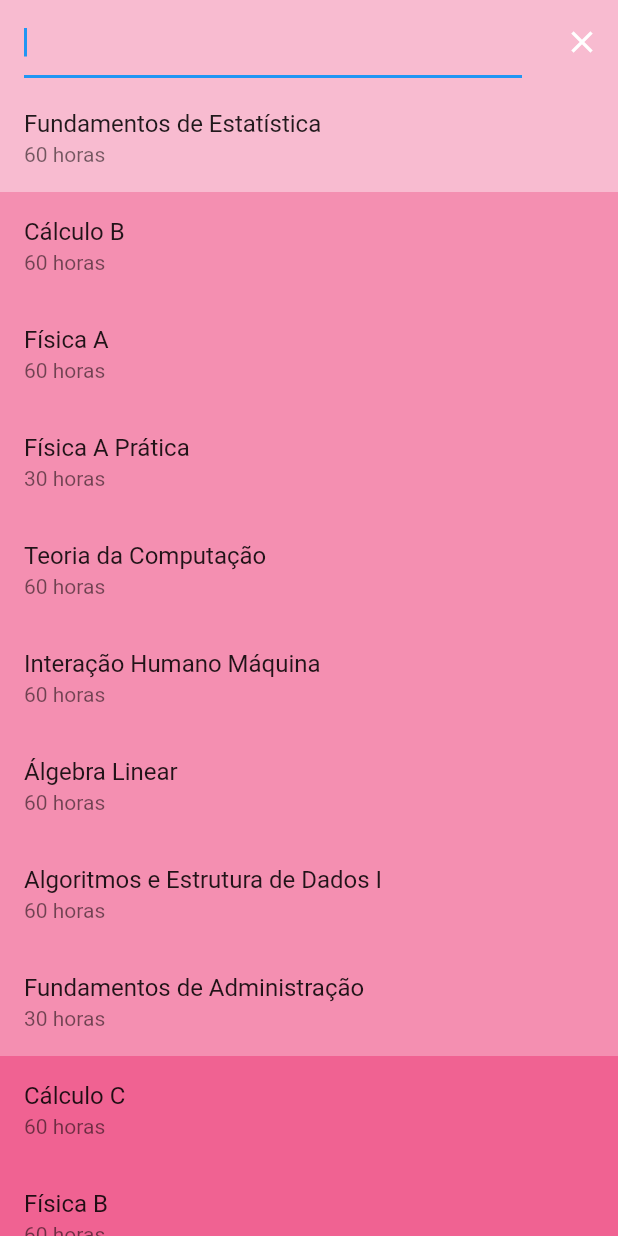
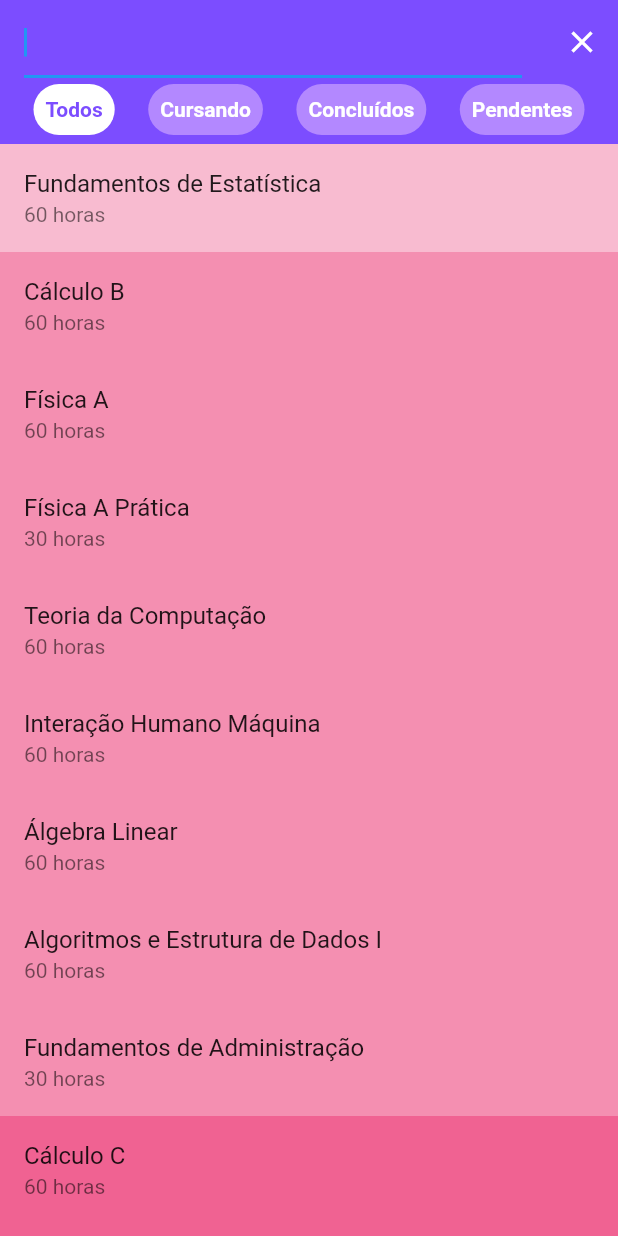
Before and after one commit to feliper2002/my-college-progress, a Flutter app: the screen it shows after launch, scrolled down 576 dp, after a tap on the "search" icon, on a phone screen of 412 x 824 dp. Run offline on Flutter 3.47's test engine with Material 2 defaults, Android fonts, the phone set to English and light mode, and no system bars; our stand-ins replace dartz, sqflite; accounts and stored records are empty.

Commit message:
PageView

```diff
--- a/lib/core/app_widget.dart
+++ b/lib/core/app_widget.dart
@@ -1,11 +1,10 @@
 import 'package:flutter/material.dart';
-import 'package:my_college_progress/modules/courses/presenter/course_page.dart';
-import 'package:my_college_progress/modules/courses/presenter/selected_course_page.dart';
-import 'package:my_college_progress/modules/courses/presenter/splash_page.dart';
+import 'package:my_college_progress/modules/courses/presenter/pages/page_view/courses_page_view.dart';
 import 'package:my_college_progress/modules/courses/providers/course_providers.dart';
 import 'package:provider/provider.dart';
 
 import '../modules/courses/presenter/controllers/course_controller.dart';
+import '../modules/courses/presenter/pages/splash_page.dart';
 
 class AppWidget extends StatelessWidget {
   const AppWidget({super.key});
@@ -27,7 +26,7 @@ class AppWidget extends StatelessWidget {
         initialRoute: '/',
         routes: {
           '/': (context) => const SplashPage(),
-          '/courses': (context) => const CourcePage(),
+          '/courses': (context) => const CoursesPageView(),
         },
       ),
     );
--- /dev/null
+++ b/lib/modules/courses/presenter/pages/page_view/completed_courses.dart
@@ -0,0 +1,10 @@
+import 'package:flutter/material.dart';
+
+class CompletedCourses extends StatelessWidget {
+  const CompletedCourses({super.key});
+
+  @override
+  Widget build(BuildContext context) {
+    return Container();
+  }
+}
--- a/lib/modules/courses/presenter/course_page.dart
+++ b/lib/modules/courses/presenter/pages/page_view/course_page.dart
@@ -1,23 +1,25 @@
 import 'package:flutter/material.dart';
 import 'package:my_college_progress/modules/courses/presenter/controllers/course_controller.dart';
 import 'package:my_college_progress/modules/courses/presenter/controllers/states/course_states.dart';
-import 'package:my_college_progress/modules/courses/presenter/selected_course_page.dart';
+import 'package:my_college_progress/modules/courses/presenter/pages/selected_course_page.dart';
 import 'package:provider/provider.dart';
 
-class CourcePage extends StatefulWidget {
-  const CourcePage({super.key});
+class CoursePage extends StatefulWidget {
+  const CoursePage({super.key});
 
   @override
-  State<CourcePage> createState() => _CourcePageState();
+  State<CoursePage> createState() => _CoursePageState();
 }
 
-class _CourcePageState extends State<CourcePage> {
+class _CoursePageState extends State<CoursePage> {
   @override
   void initState() {
-    context.read<CourseController>().getAllCourses();
-    context.read<CourseController>().courseTextController.addListener(() {
+    if (mounted) {
       context.read<CourseController>().getAllCourses();
-    });
+      context.read<CourseController>().courseTextController.addListener(() {
+        context.read<CourseController>().getAllCourses();
+      });
+    }
     super.initState();
   }
 
@@ -36,45 +38,11 @@ class _CourcePageState extends State<CourcePage> {
     "12": Colors.purpleAccent,
   };
 
-  bool visibleSearch = false;
-
   @override
   Widget build(BuildContext context) {
-    final size = MediaQuery.of(context).size;
     final controller = context.watch<CourseController>();
     return Scaffold(
-      drawer: !visibleSearch ? Container() : null,
       backgroundColor: colors["1"],
-      appBar: AppBar(
-        title: Visibility(
-          visible: !visibleSearch,
-          replacement: TextFormField(
-            controller: controller.courseTextController,
-            autofocus: true,
-            onFieldSubmitted: (_) {
-              setState(() {
-                if (controller.courseTextController.text.isEmpty) {
-                  visibleSearch = !visibleSearch;
-                }
-              });
-            },
-          ),
-          child: const Text("Grade Eng. Computação"),
-        ),
-        elevation: 0,
-        backgroundColor: Colors.transparent,
-        actions: [
-          IconButton(
-            onPressed: () {
-              setState(() {
-                visibleSearch = !visibleSearch;
-                controller.courseTextController.clear();
-              });
-            },
-            icon: Icon(!visibleSearch ? Icons.search : Icons.close),
-          ),
-        ],
-      ),
       body: ValueListenableBuilder(
         valueListenable: controller,
         builder: ((context, value, child) {
--- /dev/null
+++ b/lib/modules/courses/presenter/pages/page_view/courses_page_view.dart
@@ -0,0 +1,97 @@
+import 'package:flutter/material.dart';
+import 'package:my_college_progress/modules/courses/presenter/controllers/course_controller.dart';
+import 'package:my_college_progress/modules/courses/presenter/pages/page_view/completed_courses.dart';
+import 'package:my_college_progress/modules/courses/presenter/pages/page_view/course_page.dart';
+import 'package:my_college_progress/modules/courses/presenter/pages/page_view/doing_courses.dart';
+import 'package:my_college_progress/modules/courses/presenter/pages/page_view/not_getted_courses.dart';
+import 'package:my_college_progress/modules/courses/presenter/widgets/custom_tab_bar.dart';
+import 'package:my_college_progress/modules/courses/presenter/widgets/custom_tab_bar_item.dart';
+import 'package:provider/provider.dart';
+
+class CoursesPageView extends StatefulWidget {
+  const CoursesPageView({super.key});
+
+  @override
+  State<CoursesPageView> createState() => _CoursesPageViewState();
+}
+
+class _CoursesPageViewState extends State<CoursesPageView> {
+  bool visibleSearch = false;
+
+  final pageController = PageController();
+
+  @override
+  Widget build(BuildContext context) {
+    final controller = context.watch<CourseController>();
+    return Scaffold(
+      backgroundColor: Colors.deepPurpleAccent,
+      appBar: AppBar(
+        title: Visibility(
+          visible: !visibleSearch,
+          replacement: TextFormField(
+            controller: controller.courseTextController,
+            autofocus: true,
+            onFieldSubmitted: (_) {
+              setState(() {
+                if (controller.courseTextController.text.isEmpty) {
+                  visibleSearch = !visibleSearch;
+                }
+              });
+            },
+          ),
+          child: const Text("Grade Eng. Computação"),
+        ),
+        elevation: 0,
+        backgroundColor: Colors.transparent,
+        actions: [
+          IconButton(
+            onPressed: () {
+              setState(() {
+                visibleSearch = !visibleSearch;
+                controller.courseTextController.clear();
+              });
+            },
+            icon: Icon(!visibleSearch ? Icons.search : Icons.close),
+          ),
+        ],
+      ),
+      body: Column(
+        children: [
+          CustomTabBar(
+            controller: pageController,
+            items: const [
+              CustomTabBarItem(
+                title: "Todos",
+                index: 0,
+              ),
+              CustomTabBarItem(
+                title: "Cursando",
+                index: 1,
+              ),
+              CustomTabBarItem(
+                title: "Concluídos",
+                index: 2,
+              ),
+              CustomTabBarItem(
+                title: "Pendentes",
+                index: 3,
+              ),
+            ],
+          ),
+          Expanded(
+            child: PageView(
+              controller: pageController,
+              physics: const NeverScrollableScrollPhysics(),
+              children: const [
+                CoursePage(),
+                DoingCourses(),
+                CompletedCourses(),
+                NotGettedCourses(),
+              ],
+            ),
+          ),
+        ],
+      ),
+    );
+  }
+}
--- /dev/null
+++ b/lib/modules/courses/presenter/pages/page_view/doing_courses.dart
@@ -0,0 +1,10 @@
+import 'package:flutter/material.dart';
+
+class DoingCourses extends StatelessWidget {
+  const DoingCourses({super.key});
+
+  @override
+  Widget build(BuildContext context) {
+    return Container();
+  }
+}
--- /dev/null
+++ b/lib/modules/courses/presenter/pages/page_view/not_getted_courses.dart
@@ -0,0 +1,10 @@
+import 'package:flutter/material.dart';
+
+class NotGettedCourses extends StatelessWidget {
+  const NotGettedCourses({super.key});
+
+  @override
+  Widget build(BuildContext context) {
+    return Container();
+  }
+}
--- /dev/null
+++ b/lib/modules/courses/presenter/widgets/custom_tab_bar.dart
@@ -0,0 +1,51 @@
+import 'package:flutter/material.dart';
+import 'package:my_college_progress/modules/courses/presenter/widgets/custom_tab_bar_item.dart';
+
+class CustomTabBar extends StatefulWidget {
+  final PageController controller;
+  final List<CustomTabBarItem> items;
+  const CustomTabBar(
+      {super.key, required this.items, required this.controller});
+
+  @override
+  State<CustomTabBar> createState() => _CustomTabBarState();
+}
+
+class _CustomTabBarState extends State<CustomTabBar> {
+  int currentPage = 0;
+
+  @override
+  void initState() {
+    WidgetsBinding.instance.waitUntilFirstFrameRasterized.then((_) {
+      widget.controller.addListener(() {
+        if (widget.controller.page != null) {
+          currentPage = widget.controller.page!.round();
+        }
+      });
+    });
+    super.initState();
+  }
+
+  @override
+  Widget build(BuildContext context) {
+    return Row(
+      mainAxisAlignment: MainAxisAlignment.spaceEvenly,
+      children: [
+        ...widget.items.map((e) {
+          return InkWell(
+            onTap: () {
+              setState(() {
+                widget.controller.jumpToPage(e.index);
+              });
+            },
+            child: CustomTabBarItem(
+              title: e.title,
+              index: e.index,
+              selectedColor: (e.index == currentPage ? Colors.white : null),
+            ),
+          );
+        })
+      ],
+    );
+  }
+}
--- /dev/null
+++ b/lib/modules/courses/presenter/widgets/custom_tab_bar_item.dart
@@ -0,0 +1,44 @@
+import 'package:flutter/material.dart';
+
+class CustomTabBarItem extends StatelessWidget {
+  final String title;
+  final int index;
+  final Color? selectedColor;
+  const CustomTabBarItem({
+    super.key,
+    required this.title,
+    required this.index,
+    this.selectedColor,
+  });
+
+  @override
+  Widget build(BuildContext context) {
+    Color selectedColorBg;
+
+    if (selectedColor != null) {
+      selectedColorBg = selectedColor!;
+    } else {
+      selectedColorBg = Colors.deepPurpleAccent[100]!;
+    }
+
+    return Container(
+        height: 34,
+        padding: const EdgeInsets.symmetric(horizontal: 8),
+        margin: const EdgeInsets.only(bottom: 6),
+        alignment: Alignment.center,
+        decoration: BoxDecoration(
+          color: selectedColorBg,
+          borderRadius: BorderRadius.circular(18),
+        ),
+        child: Text(
+          title,
+          style: TextStyle(
+            fontSize: 14,
+            color: (selectedColor == Colors.white)
+                ? Colors.deepPurpleAccent
+                : Colors.white,
+            fontWeight: FontWeight.w600,
+          ),
+        ));
+  }
+}
```
Also changed, not shown: lib/modules/courses/presenter/pages/selected_course_page.dart (renamed from lib/modules/courses/presenter/selected_course_page.dart), lib/modules/courses/presenter/pages/splash_page.dart (renamed from lib/modules/courses/presenter/splash_page.dart).
